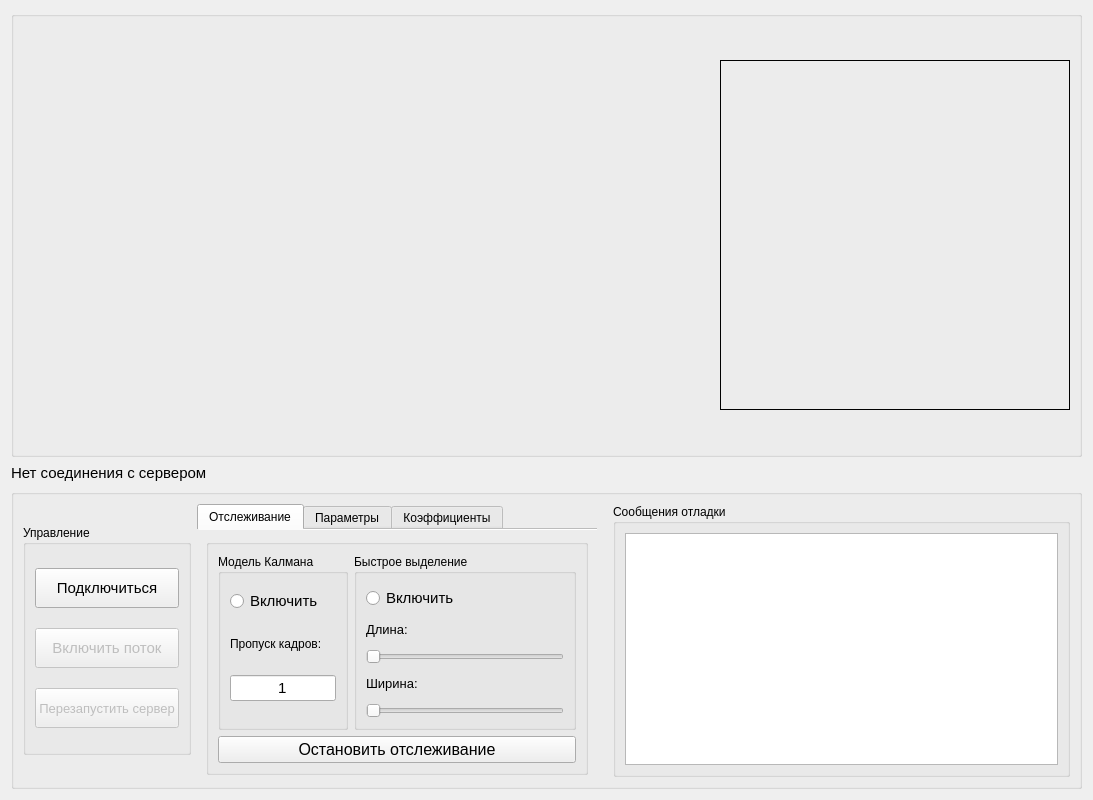
Qt form form.ui (expoolleet/pi-tracking-stream-receiver) before a commit.
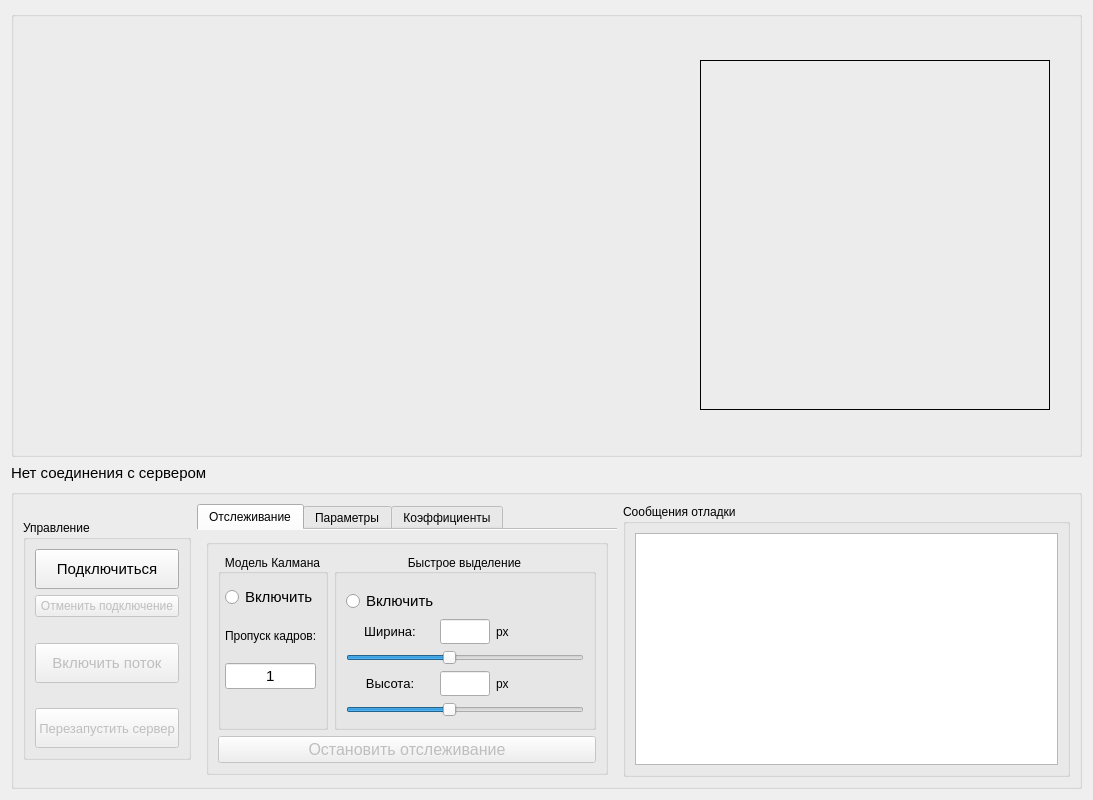
The same form after that commit.

Commit message: Update ROI handling fixes Added cancel connection button

```diff
--- a/form.ui
+++ b/form.ui
@@ -35,6 +35,19 @@
       <bool>true</bool>
      </property>
      <layout class="QHBoxLayout" name="horizontalLayout">
+      <item>
+       <spacer name="horizontalSpacer_2">
+        <property name="orientation">
+         <enum>Qt::Orientation::Horizontal</enum>
+        </property>
+        <property name="sizeHint" stdset="0">
+         <size>
+          <width>20</width>
+          <height>20</height>
+         </size>
+        </property>
+       </spacer>
+      </item>
       <item>
        <widget class="QLabel" name="view_label">
         <property name="sizePolicy">
@@ -52,6 +65,9 @@
         <property name="cursor">
          <cursorShape>CrossCursor</cursorShape>
         </property>
+        <property name="mouseTracking">
+         <bool>true</bool>
+        </property>
         <property name="toolTip">
          <string notr="true"/>
         </property>
@@ -94,7 +110,7 @@
         </property>
         <property name="maximumSize">
          <size>
-          <width>16777215</width>
+          <width>350</width>
           <height>350</height>
          </size>
         </property>
@@ -121,6 +137,19 @@
         </property>
        </widget>
       </item>
+      <item>
+       <spacer name="horizontalSpacer">
+        <property name="orientation">
+         <enum>Qt::Orientation::Horizontal</enum>
+        </property>
+        <property name="sizeHint" stdset="0">
+         <size>
+          <width>20</width>
+          <height>20</height>
+         </size>
+        </property>
+       </spacer>
+      </item>
      </layout>
     </widget>
    </item>
@@ -186,7 +215,7 @@
         <property name="minimumSize">
          <size>
           <width>0</width>
-          <height>230</height>
+          <height>240</height>
          </size>
         </property>
         <property name="maximumSize">
@@ -235,6 +264,29 @@
            </property>
           </widget>
          </item>
+         <item>
+          <widget class="QPushButton" name="cancel_connection_button">
+           <property name="enabled">
+            <bool>false</bool>
+           </property>
+           <property name="text">
+            <string>Отменить подключение</string>
+           </property>
+          </widget>
+         </item>
+         <item>
+          <spacer name="verticalSpacer_2">
+           <property name="orientation">
+            <enum>Qt::Orientation::Vertical</enum>
+           </property>
+           <property name="sizeHint" stdset="0">
+            <size>
+             <width>20</width>
+             <height>5</height>
+            </size>
+           </property>
+          </spacer>
+         </item>
          <item>
           <widget class="QPushButton" name="toggle_button">
            <property name="enabled">
@@ -259,6 +311,19 @@
            </property>
           </widget>
          </item>
+         <item>
+          <spacer name="verticalSpacer">
+           <property name="orientation">
+            <enum>Qt::Orientation::Vertical</enum>
+           </property>
+           <property name="sizeHint" stdset="0">
+            <size>
+             <width>20</width>
+             <height>5</height>
+            </size>
+           </property>
+          </spacer>
+         </item>
          <item>
           <widget class="QPushButton" name="reboot_server_button">
            <property name="enabled">
@@ -302,7 +367,7 @@
         </property>
         <property name="maximumSize">
          <size>
-          <width>400</width>
+          <width>420</width>
           <height>16777215</height>
          </size>
         </property>
@@ -353,17 +418,26 @@
                 <widget class="QGroupBox" name="kalman_group_box">
                  <property name="maximumSize">
                   <size>
-                   <width>130</width>
+                   <width>110</width>
                    <height>16777215</height>
                   </size>
                  </property>
                  <property name="title">
                   <string>Модель Калмана</string>
                  </property>
+                 <property name="alignment">
+                  <set>Qt::AlignmentFlag::AlignCenter</set>
+                 </property>
                  <layout class="QVBoxLayout" name="verticalLayout_4">
+                  <property name="leftMargin">
+                   <number>4</number>
+                  </property>
                   <property name="topMargin">
                    <number>0</number>
                   </property>
+                  <property name="bottomMargin">
+                   <number>24</number>
+                  </property>
                   <item>
                    <widget class="QRadioButton" name="kalman_radio_button">
                     <property name="font">
@@ -426,13 +500,16 @@
                 </widget>
                </item>
                <item>
-                <widget class="QGroupBox" name="groupBox_3">
+                <widget class="QGroupBox" name="fast_roi_group_box">
                  <property name="title">
                   <string>Быстрое выделение</string>
                  </property>
-                 <layout class="QVBoxLayout" name="verticalLayout_11">
+                 <property name="alignment">
+                  <set>Qt::AlignmentFlag::AlignCenter</set>
+                 </property>
+                 <layout class="QVBoxLayout" name="verticalLayout_6">
                   <property name="topMargin">
-                   <number>12</number>
+                   <number>15</number>
                   </property>
                   <item>
                    <widget class="QRadioButton" name="fast_roi_radio_button">
@@ -441,44 +518,150 @@
                       <pointsize>11</pointsize>
                      </font>
                     </property>
+                    <property name="cursor">
+                     <cursorShape>PointingHandCursor</cursorShape>
+                    </property>
                     <property name="text">
                      <string>Включить</string>
                     </property>
                    </widget>
                   </item>
                   <item>
-                   <widget class="QLabel" name="label_5">
-                    <property name="font">
-                     <font>
-                      <pointsize>10</pointsize>
-                     </font>
-                    </property>
-                    <property name="text">
-                     <string>Длина:</string>
-                    </property>
-                   </widget>
+                   <layout class="QHBoxLayout" name="horizontalLayout_5">
+                    <item>
+                     <widget class="QLabel" name="roi_width_label">
+                      <property name="font">
+                       <font>
+                        <pointsize>10</pointsize>
+                       </font>
+                      </property>
+                      <property name="text">
+                       <string>Ширина:</string>
+                      </property>
+                      <property name="alignment">
+                       <set>Qt::AlignmentFlag::AlignCenter</set>
+                      </property>
+                     </widget>
+                    </item>
+                    <item>
+                     <widget class="QLineEdit" name="roi_width_line_edit">
+                      <property name="minimumSize">
+                       <size>
+                        <width>0</width>
+                        <height>0</height>
+                       </size>
+                      </property>
+                      <property name="maximumSize">
+                       <size>
+                        <width>50</width>
+                        <height>16777215</height>
+                       </size>
+                      </property>
+                      <property name="font">
+                       <font>
+                        <pointsize>11</pointsize>
+                       </font>
+                      </property>
+                      <property name="maxLength">
+                       <number>3</number>
+                      </property>
+                     </widget>
+                    </item>
+                    <item>
+                     <widget class="QLabel" name="label_4">
+                      <property name="text">
+                       <string>px</string>
+                      </property>
+                     </widget>
+                    </item>
+                   </layout>
                   </item>
                   <item>
-                   <widget class="QSlider" name="horizontalSlider_2">
+                   <widget class="QSlider" name="roi_width_slider">
+                    <property name="enabled">
+                     <bool>true</bool>
+                    </property>
+                    <property name="cursor">
+                     <cursorShape>PointingHandCursor</cursorShape>
+                    </property>
+                    <property name="minimum">
+                     <number>32</number>
+                    </property>
+                    <property name="maximum">
+                     <number>256</number>
+                    </property>
+                    <property name="value">
+                     <number>128</number>
+                    </property>
                     <property name="orientation">
                      <enum>Qt::Orientation::Horizontal</enum>
                     </property>
                    </widget>
                   </item>
                   <item>
-                   <widget class="QLabel" name="label_4">
-                    <property name="font">
-                     <font>
-                      <pointsize>10</pointsize>
-                     </font>
-                    </property>
-                    <property name="text">
-                     <string>Ширина:</string>
-                    </property>
-                   </widget>
+                   <layout class="QHBoxLayout" name="horizontalLayout_6">
+                    <item>
+                     <widget class="QLabel" name="roi_height_label">
+                      <property name="font">
+                       <font>
+                        <pointsize>10</pointsize>
+                       </font>
+                      </property>
+                      <property name="text">
+                       <string>Высота:</string>
+                      </property>
+                      <property name="alignment">
+                       <set>Qt::AlignmentFlag::AlignCenter</set>
+                      </property>
+                     </widget>
+                    </item>
+                    <item>
+                     <widget class="QLineEdit" name="roi_height_line_edit">
+                      <property name="maximumSize">
+                       <size>
+                        <width>50</width>
+                        <height>16777215</height>
+                       </size>
+                      </property>
+                      <property name="font">
+                       <font>
+                        <pointsize>11</pointsize>
+                       </font>
+                      </property>
+                      <property name="maxLength">
+                       <number>3</number>
+                      </property>
+                     </widget>
+                    </item>
+                    <item>
+                     <widget class="QLabel" name="label_5">
+                      <property name="text">
+                       <string>px</string>
+                      </property>
+                     </widget>
+                    </item>
+                   </layout>
                   </item>
                   <item>
-                   <widget class="QSlider" name="horizontalSlider">
+                   <widget class="QSlider" name="roi_height_slider">
+                    <property name="enabled">
+                     <bool>true</bool>
+                    </property>
+                    <property name="cursor">
+                     <cursorShape>PointingHandCursor</cursorShape>
+                    </property>
+                    <property name="minimum">
+                     <number>32</number>
+                    </property>
+                    <property name="maximum">
+                     <number>256</number>
+                    </property>
+                    <property name="value">
+                     <number>128</number>
+                    </property>
+                    <property name="sliderPosition">
+                     <number>128</number>
+                    </property>
                     <property name="orientation">
                      <enum>Qt::Orientation::Horizontal</enum>
                     </property>
@@ -491,6 +674,9 @@
              </item>
              <item>
               <widget class="QPushButton" name="tracker_stop_button">
+               <property name="enabled">
+                <bool>false</bool>
+               </property>
                <property name="sizePolicy">
                 <sizepolicy hsizetype="Preferred" vsizetype="Fixed">
                  <horstretch>0</horstretch>
@@ -690,22 +876,6 @@
         </widget>
        </widget>
       </item>
-      <item>
-       <spacer name="horizontalSpacer">
-        <property name="orientation">
-         <enum>Qt::Orientation::Horizontal</enum>
-        </property>
-        <property name="sizeType">
-         <enum>QSizePolicy::Policy::Fixed</enum>
-        </property>
-        <property name="sizeHint" stdset="0">
-         <size>
-          <width>10</width>
-          <height>20</height>
-         </size>
-        </property>
-       </spacer>
-      </item>
       <item>
        <widget class="QGroupBox" name="groupBox">
         <property name="maximumSize">
```
The commit also changes 5 other files.
